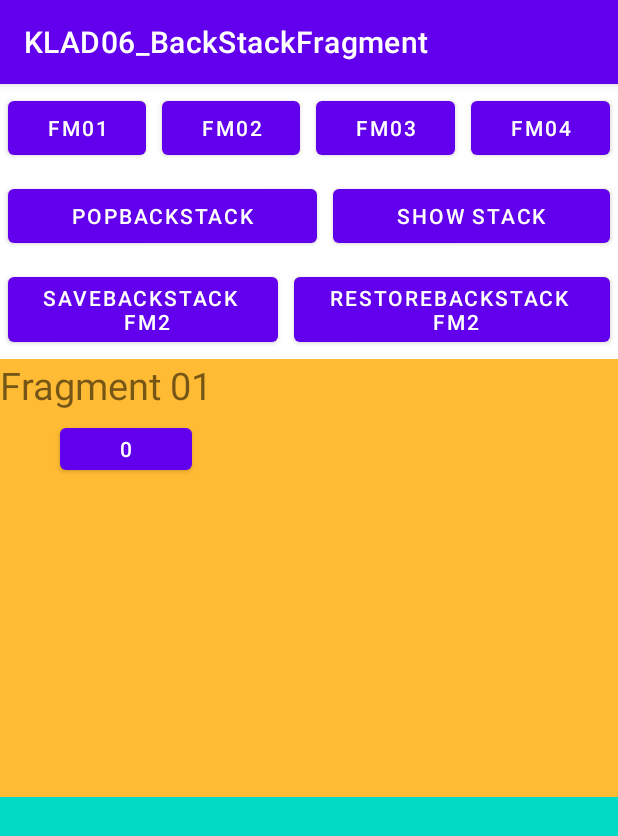
After one commit to NguyenCoderVN/KLAD06_Fragment_Finish, an Android app: the fragment Fragment01 placed in its activity, on a phone screen of 412 x 824 dp. The commit adds this screen. Shown: the top 836 px of the screen. Run offline under Robolectric (Android 15) with nearby library versions, the phone set to English and light mode, and no system bars.

Commit message:
Commit Fragment Lifecycle

```diff
--- a/app/build.gradle
+++ b/app/build.gradle
@@ -34,6 +34,7 @@ android {
 
 dependencies {
 
+    implementation 'androidx.fragment:fragment-ktx:1.5.6'
     implementation 'androidx.core:core-ktx:1.7.0'
     implementation 'androidx.appcompat:appcompat:1.6.1'
     implementation 'com.google.android.material:material:1.8.0'
--- /dev/null
+++ b/app/src/main/java/com/nguyencodervn/klad06_fragment/Fragment01.kt
@@ -0,0 +1,100 @@
+package com.nguyencodervn.klad06_fragment
+
+import android.content.Context
+import android.os.Bundle
+import android.util.Log
+import android.view.LayoutInflater
+import android.view.View
+import android.view.ViewGroup
+import android.widget.Button
+import androidx.fragment.app.Fragment
+
+
+class Fragment01 : Fragment() {
+    private lateinit var countBt: Button
+    private var count = 0
+
+    companion object {
+        const val TAG = "MYTAG"
+        const val COUNT_KEY = "COUNT_KEY"
+    }
+
+    override fun onAttach(context: Context) {
+        super.onAttach(context)
+        Log.i(TAG, "${this::class.simpleName} onAttach: ")
+    }
+
+    override fun onCreate(savedInstanceState: Bundle?) {
+        super.onCreate(savedInstanceState)
+        if (savedInstanceState!=null) {
+            count = savedInstanceState.getInt(COUNT_KEY)
+        }
+        Log.i(TAG, "${this::class.simpleName} onCreate: ")
+    }
+
+    override fun onCreateView(
+        inflater: LayoutInflater, container: ViewGroup?,
+        savedInstanceState: Bundle?
+    ): View? {
+        // Inflate the layout for this fragment
+        Log.i(TAG, "${this::class.simpleName} onCreateView: ")
+        return inflater.inflate(R.layout.fragment_01, container, false)
+    }
+
+    override fun onViewCreated(view: View, savedInstanceState: Bundle?) {
+        super.onViewCreated(view, savedInstanceState)
+        Log.i(TAG, "${this::class.simpleName} onViewCreated: ")
+        countBt = view.findViewById(R.id.countBt)
+        countBt.text = count.toString()
+        countBt.setOnClickListener {
+            count++
+            countBt.text = count.toString()
+        }
+    }
+
+    override fun onViewStateRestored(savedInstanceState: Bundle?) {
+        super.onViewStateRestored(savedInstanceState)
+        Log.i(TAG, "${this::class.simpleName} onViewStateRestored: ")
+    }
+
+    override fun onStart() {
+        super.onStart()
+        Log.i(TAG, "${this::class.simpleName} onStart: ")
+    }
+
+    override fun onResume() {
+        super.onResume()
+        Log.i(TAG, "${this::class.simpleName} onResume: ")
+    }
+
+    override fun onPause() {
+        super.onPause()
+        Log.i(TAG, "${this::class.simpleName} onPause: ")
+    }
+
+    override fun onStop() {
+        super.onStop()
+        Log.i(TAG, "${this::class.simpleName} onStop: ")
+    }
+
+    override fun onSaveInstanceState(outState: Bundle) {
+        super.onSaveInstanceState(outState)
+        outState.putInt(COUNT_KEY, count)
+        Log.i(TAG, "${this::class.simpleName} onSaveInstanceState: ")
+    }
+
+    override fun onDestroyView() {
+        super.onDestroyView()
+        Log.i(TAG, "${this::class.simpleName} onDestroyView: ")
+    }
+
+    override fun onDestroy() {
+        super.onDestroy()
+        Log.i(TAG, "${this::class.simpleName} onDestroy: ")
+    }
+
+    override fun onDetach() {
+        super.onDetach()
+        Log.i(TAG, "${this::class.simpleName} onDetach: ")
+    }
+}
--- /dev/null
+++ b/app/src/main/java/com/nguyencodervn/klad06_fragment/Fragment04.kt
@@ -0,0 +1,5 @@
+package com.nguyencodervn.klad06_fragment
+
+import androidx.fragment.app.Fragment
+
+class Fragment04 : Fragment(R.layout.fragment_04)
--- a/app/src/main/java/com/nguyencodervn/klad06_fragment/MainActivity.kt
+++ b/app/src/main/java/com/nguyencodervn/klad06_fragment/MainActivity.kt
@@ -2,10 +2,99 @@ package com.nguyencodervn.klad06_fragment
 
 import androidx.appcompat.app.AppCompatActivity
 import android.os.Bundle
+import android.util.Log
+import android.widget.Button
+import android.widget.TextView
+import androidx.fragment.app.add
+import androidx.fragment.app.commit
+import androidx.fragment.app.replace
 
 class MainActivity : AppCompatActivity() {
+    private lateinit var fragment01Bt: Button
+    private lateinit var fragment02Bt: Button
+    private lateinit var fragment03Bt: Button
+    private lateinit var fragment04Bt: Button
+    private lateinit var popBackStack: Button
+    private lateinit var showBackStack: Button
+    private lateinit var saveBackStack: Button
+    private lateinit var restoreBackStack: Button
+    private lateinit var showTv : TextView
+
+    companion object {
+        const val TAG = "MYTAG"
+    }
+
     override fun onCreate(savedInstanceState: Bundle?) {
         super.onCreate(savedInstanceState)
         setContentView(R.layout.activity_main)
+        Log.i(TAG, "${this::class.simpleName} onCreate: ")
+        fragment01Bt = findViewById(R.id.fragment01Bt)
+        fragment02Bt = findViewById(R.id.fragment02Bt)
+        fragment03Bt = findViewById(R.id.fragment03Bt)
+        fragment04Bt = findViewById(R.id.fragment04Bt)
+        popBackStack = findViewById(R.id.popBackStack)
+        showBackStack = findViewById(R.id.showBackStack)
+        saveBackStack = findViewById(R.id.saveBackStack)
+        restoreBackStack = findViewById(R.id.restoreBackStack)
+        showTv = findViewById(R.id.showTv)
+
+        fragment01Bt.setOnClickListener {
+            supportFragmentManager.commit {
+                setReorderingAllowed(true)
+                add<Fragment01>(R.id.fragment_view)
+            }
+        }
+
+        fragment02Bt.setOnClickListener {
+            supportFragmentManager.commit {
+                setReorderingAllowed(true)
+                replace<Fragment02>(R.id.fragment_view)
+            }
+        }
+
+        fragment03Bt.setOnClickListener {
+            supportFragmentManager.commit {
+                setReorderingAllowed(true)
+                replace<Fragment03>(R.id.fragment_view)
+            }
+        }
+
+        fragment04Bt.setOnClickListener {
+            supportFragmentManager.commit {
+                setReorderingAllowed(true)
+                replace<Fragment04>(R.id.fragment_view)
+            }
+        }
     }
+
+    override fun onStart() {
+        super.onStart()
+        Log.i(TAG, "${this::class.simpleName} onStart: ")
+    }
+
+    override fun onResume() {
+        super.onResume()
+        Log.i(TAG, "${this::class.simpleName} onResume: ")
+    }
+
+    override fun onPause() {
+        super.onPause()
+        Log.i(TAG, "${this::class.simpleName} onPause: ")
+    }
+
+    override fun onStop() {
+        super.onStop()
+        Log.i(TAG, "${this::class.simpleName} onStop: ")
+    }
+
+    override fun onSaveInstanceState(outState: Bundle) {
+        super.onSaveInstanceState(outState)
+        Log.i(TAG, "${this::class.simpleName} onSaveInstanceState: ")
+    }
+
+    override fun onDestroy() {
+        super.onDestroy()
+        Log.i(TAG, "${this::class.simpleName} onDestroy: ")
+    }
+
 }
--- a/app/src/main/res/layout/activity_main.xml
+++ b/app/src/main/res/layout/activity_main.xml
@@ -100,12 +100,11 @@
         android:layout_weight="1"
         android:background="@android:color/holo_orange_light">
 
-        <!--    <androidx.fragment.app.FragmentContainerView-->
-        <!--        android:id="@+id/fragment_view"-->
-        <!--        android:layout_width="match_parent"-->
-        <!--        android:layout_height="0dp"-->
-        <!--        android:layout_weight="1"-->
-        <!--          android:background="@android:color/holo_orange_light">-->
+        <androidx.fragment.app.FragmentContainerView
+            android:id="@+id/fragment_view"
+            android:layout_width="match_parent"
+            android:layout_height="match_parent"
+            android:background="@android:color/holo_orange_light"/>
     </FrameLayout>
 
     <TextView
--- /dev/null
+++ b/app/src/main/res/layout/fragment_01.xml
@@ -0,0 +1,23 @@
+<?xml version="1.0" encoding="utf-8"?>
+<FrameLayout xmlns:android="http://schemas.android.com/apk/res/android"
+    xmlns:tools="http://schemas.android.com/tools"
+    android:layout_width="match_parent"
+    android:layout_height="match_parent"
+    tools:context=".Fragment01">
+
+    <!-- TODO: Update blank fragment layout -->
+    <TextView
+        android:id="@+id/textView"
+        android:layout_width="match_parent"
+        android:layout_height="match_parent"
+        android:textSize="25sp"
+        android:text="@string/fragment_code_01" />
+    <Button
+        android:id="@+id/countBt"
+        android:layout_width="wrap_content"
+        android:layout_height="40dp"
+        android:layout_marginTop="40dp"
+        android:layout_marginStart="40dp"
+        android:text="@string/_0"/>
+
+</FrameLayout>
--- a/app/src/main/res/values/strings.xml
+++ b/app/src/main/res/values/strings.xml
@@ -16,5 +16,8 @@
     <string name="show_stack">Show Stack</string>
     <string name="savebackstack">saveBackStack \n FM2</string>
     <string name="restorebackstack">restoreBackStack \n FM2</string>
+    <!-- TODO: Remove or change this placeholder text -->
+    <string name="hello_blank_fragment">Hello blank fragment</string>
+    <string name="_0">0</string>
 
 </resources>
```
Also changed, not shown: app/src/main/java/com/nguyencodervn/klad06_fragment/Fragment02.kt (added, +9 -0 lines), app/src/main/java/com/nguyencodervn/klad06_fragment/Fragment03.kt (added, +9 -0 lines), app/src/main/res/layout/fragment_02.xml (added, +16 -0 lines), app/src/main/res/layout/fragment_03.xml (added, +16 -0 lines), app/src/main/res/layout/fragment_04.xml (added, +16 -0 lines).
